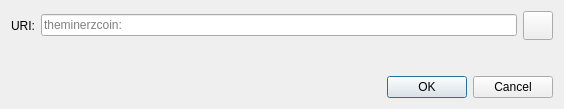
This is src/qt/forms/openuridialog.ui in MrMiner-org/TheMinerzCoin as Qt 5 draws it before an edit. The edited form follows.
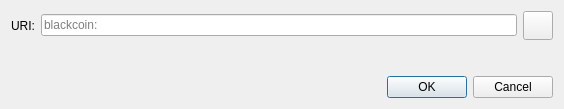
This is the edited form. Icons and pictures are not drawn. Custom widgets are drawn as their Qt base class.

Diff of the .ui file:
```diff
--- a/src/qt/forms/openuridialog.ui
+++ b/src/qt/forms/openuridialog.ui
@@ -26,7 +26,7 @@
      <item>
       <widget class="QValidatedLineEdit" name="uriEdit">
        <property name="placeholderText">
-        <string>theminerzcoin:</string>
+        <string>blackcoin:</string>
        </property>
       </widget>
      </item>
```
Left out of the diff: 2 changed lines with no effect on the pictures.
